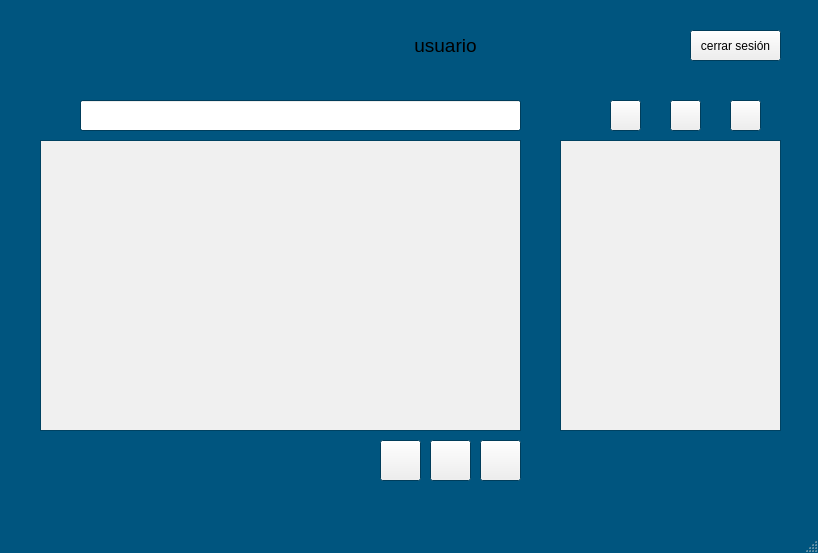
Before: the Qt Designer form gestor_apps/interfaz_1/mainwindow.ui in AgustinDelgadoEstevez04/Repositorio_Dam_Tarde_Aerolaser, drawn with Qt 5.
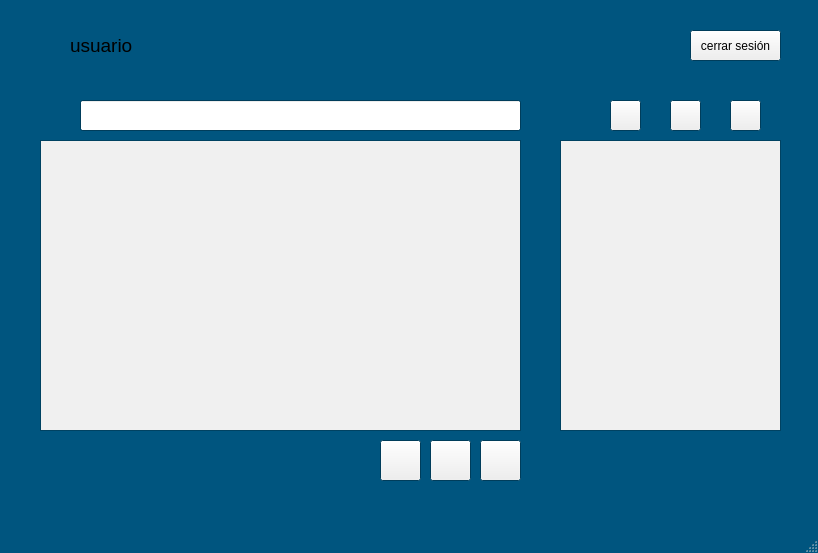
After: the same form once the commit is applied. Icons and pictures are not drawn.

Patch:
```diff
--- a/gestor_apps/interfaz_1/mainwindow.ui
+++ b/gestor_apps/interfaz_1/mainwindow.ui
@@ -209,7 +209,7 @@
    <widget class="QLabel" name="label_2">
     <property name="geometry">
      <rect>
-      <x>330</x>
+      <x>10</x>
       <y>20</y>
       <width>51</width>
       <height>51</height>
@@ -306,9 +306,9 @@
    <widget class="QLabel" name="usuario_nombre">
     <property name="geometry">
      <rect>
-      <x>390</x>
+      <x>70</x>
       <y>30</y>
-      <width>111</width>
+      <width>601</width>
       <height>31</height>
      </rect>
     </property>
@@ -321,7 +321,7 @@
      <string>usuario</string>
     </property>
     <property name="alignment">
-     <set>Qt::AlignmentFlag::AlignCenter</set>
+     <set>Qt::AlignmentFlag::AlignLeading|Qt::AlignmentFlag::AlignLeft|Qt::AlignmentFlag::AlignVCenter</set>
     </property>
    </widget>
    <widget class="QPushButton" name="cerrar_sesion">
@@ -499,10 +499,55 @@
      <rect>
       <x>40</x>
       <y>440</y>
-      <width>331</width>
-      <height>41</height>
+      <width>301</width>
+      <height>61</height>
      </rect>
     </property>
+    <property name="palette">
+     <palette>
+      <active>
+       <colorrole role="WindowText">
+        <brush brushstyle="SolidPattern">
+         <color alpha="255">
+          <red>255</red>
+          <green>255</green>
+          <blue>255</blue>
+         </color>
+        </brush>
+       </colorrole>
+       <colorrole role="Text">
+        <brush brushstyle="SolidPattern">
+         <color alpha="255">
+          <red>0</red>
+          <green>0</green>
+          <blue>0</blue>
+         </color>
+        </brush>
+       </colorrole>
+      </active>
+      <inactive>
+       <colorrole role="WindowText">
+        <brush brushstyle="SolidPattern">
+         <color alpha="255">
+          <red>255</red>
+          <green>255</green>
+          <blue>255</blue>
+         </color>
+        </brush>
+       </colorrole>
+       <colorrole role="Text">
+        <brush brushstyle="SolidPattern">
+         <color alpha="255">
+          <red>0</red>
+          <green>0</green>
+          <blue>0</blue>
+         </color>
+        </brush>
+       </colorrole>
+      </inactive>
+      <disabled/>
+     </palette>
+    </property>
     <property name="text">
      <string>&lt;!DOCTYPE HTML PUBLIC &quot;-//W3C//DTD HTML 4.0//EN&quot; &quot;http://www.w3.org/TR/REC-html40/strict.dtd&quot;&gt;
 &lt;html&gt;&lt;head&gt;&lt;meta name=&quot;qrichtext&quot; content=&quot;1&quot; /&gt;&lt;meta charset=&quot;utf-8&quot; /&gt;&lt;style type=&quot;text/css&quot;&gt;
@@ -513,6 +558,9 @@
 &lt;/style&gt;&lt;/head&gt;&lt;body style=&quot; font-family:'Segoe UI'; font-size:9pt; font-weight:400; font-style:normal;&quot;&gt;
 &lt;p style=&quot;-qt-paragraph-type:empty; margin-top:0px; margin-bottom:0px; margin-left:0px; margin-right:0px; -qt-block-indent:0; text-indent:0px;&quot;&gt;&lt;br /&gt;&lt;/p&gt;&lt;/body&gt;&lt;/html&gt;</string>
     </property>
+    <property name="wordWrap">
+     <bool>true</bool>
+    </property>
    </widget>
   </widget>
   <widget class="QMenuBar" name="menubar">
```
Left out of the diff: 3 changed lines with no effect on the pictures.
